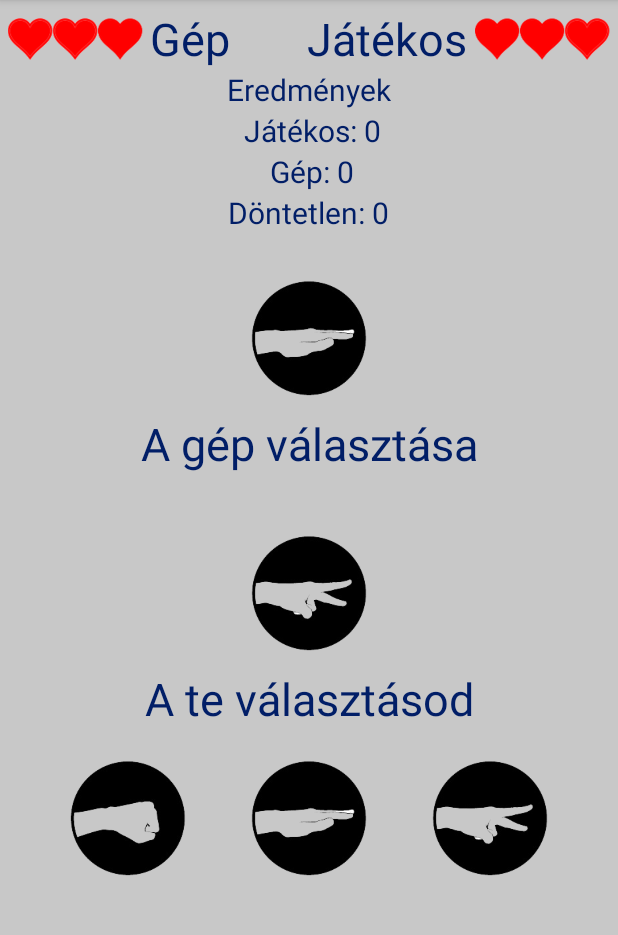
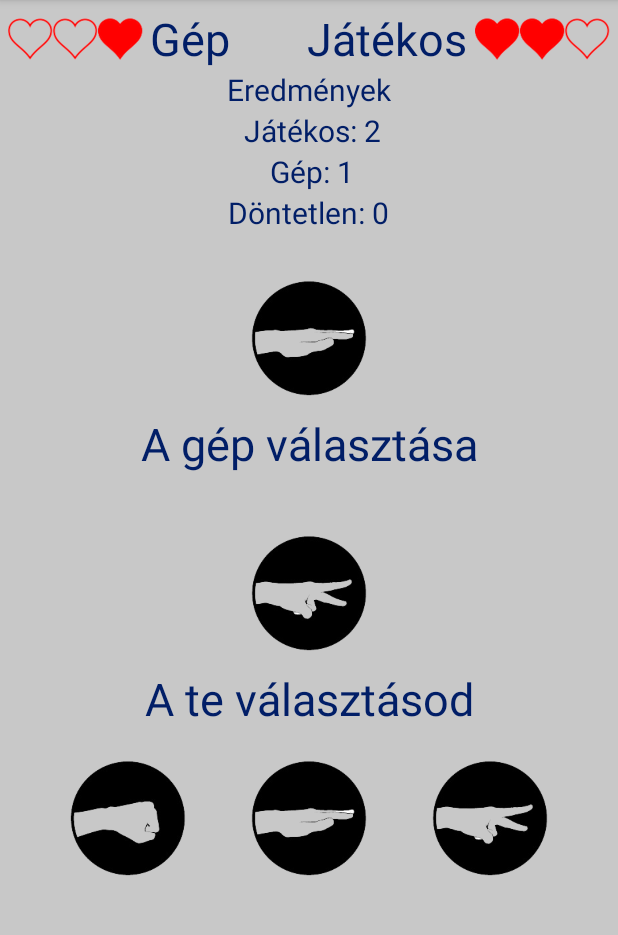
Before and after one commit to Deniel90/KoPapirOllo, an Android app: the screen it shows after launch (MainActivity), after a tap on an icon or button, on a phone screen of 412 x 824 dp, the part 84-1019 px from its top. Run offline under Robolectric (Android 15) with nearby library versions, the phone set to English and light mode, and no system bars; 2 other taps on this screen came first.

```diff
--- a/app/src/main/java/com/example/kopapirollo/MainActivity.java
+++ b/app/src/main/java/com/example/kopapirollo/MainActivity.java
@@ -83,7 +83,7 @@ public class MainActivity extends AppCompatActivity {
         if (gepValasztas == playerValasztas)
         {
             Dontetlen++;
-            dontetlenek.setText(Dontetlen);
+            dontetlenek.setText(Dontetlen+"");
             Toast.makeText(MainActivity.this, "Döntetlen", Toast.LENGTH_SHORT).show();
         }
         //játékos nyert
@@ -92,7 +92,7 @@ public class MainActivity extends AppCompatActivity {
                 gepValasztas == "ollo" && playerValasztas == "ko")
         {
             JatekosPontja++;
-            playerEredmeny.setText(JatekosPontja);
+            playerEredmeny.setText(JatekosPontja+"");
             Toast.makeText(MainActivity.this, "A játékos nyert", Toast.LENGTH_SHORT).show();
             gepElet--;
         }
@@ -100,7 +100,7 @@ public class MainActivity extends AppCompatActivity {
         else
         {
             GepPontja++;
-            gepEredmeny.setText(GepPontja);
+            gepEredmeny.setText(GepPontja+"");
             Toast.makeText(MainActivity.this, "A gép nyert", Toast.LENGTH_SHORT).show();
             playerElet--;
         }
--- a/app/src/main/res/layout/activity_main.xml
+++ b/app/src/main/res/layout/activity_main.xml
@@ -29,17 +29,17 @@
                     android:layout_width="30dp"
                     android:layout_height="30dp"
                     android:id="@+id/gep_HP3"
-                    android:background="@drawable/heart2"/>
+                    android:src="@drawable/heart2"/>
                 <ImageView
                     android:layout_width="30dp"
                     android:layout_height="30dp"
                     android:id="@+id/gep_HP2"
-                    android:background="@drawable/heart2"/>
+                    android:src="@drawable/heart2"/>
                 <ImageView
                     android:layout_width="30dp"
                     android:layout_height="30dp"
                     android:id="@+id/gep_HP1"
-                    android:background="@drawable/heart2"/>
+                    android:src="@drawable/heart2"/>
             </LinearLayout>
 
             <TextView
@@ -62,17 +62,17 @@
                     android:layout_width="30dp"
                     android:layout_height="30dp"
                     android:id="@+id/player_HP1"
-                    android:background="@drawable/heart2"/>
+                    android:src="@drawable/heart2"/>
                 <ImageView
                     android:layout_width="30dp"
                     android:layout_height="30dp"
                     android:id="@+id/player_HP2"
-                    android:background="@drawable/heart2"/>
+                    android:src="@drawable/heart2"/>
                 <ImageView
                     android:layout_width="30dp"
                     android:layout_height="30dp"
                     android:id="@+id/player_HP3"
-                    android:background="@drawable/heart2"/>
+                    android:src="@drawable/heart2"/>
             </LinearLayout>
         </RelativeLayout>
 
```
Also changed, not shown: app/src/main/res/drawable/heart1.png (renamed from app/src/main/res/drawable-v24/heart1.png), app/src/main/res/drawable/heart2.png (renamed from app/src/main/res/drawable-v24/heart2.png), app/src/main/res/drawable/ic_launcher_foreground.xml (renamed from app/src/main/res/drawable-v24/ic_launcher_foreground.xml), app/src/main/res/drawable/paper.png (renamed from app/src/main/res/drawable-v24/paper.png), app/src/main/res/drawable/rock.png (renamed from app/src/main/res/drawable-v24/rock.png), app/src/main/res/drawable/scissors.png (renamed from app/src/main/res/drawable-v24/scissors.png).
